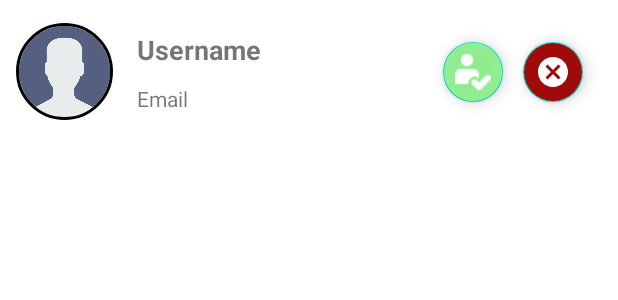
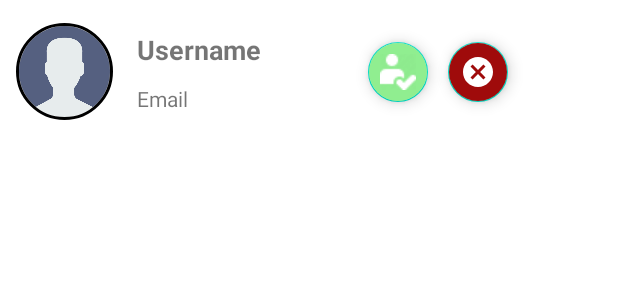
Before and after one commit to ShawonSUSTSWE/Chirper, an Android app: the layout sample_friend_request.xml on its own in the app's theme, with its tools: preview values and no code run, on a phone screen of 412 x 824 dp. Shown: the top 300 px of the screen. Run offline under Robolectric (Android 15) with nearby library versions, the phone set to English and light mode, and no system bars; Roboto replaces fonts that are not available here.

Commit message:
Friend Request Completed

```diff
--- a/app/src/main/java/com/example/chirper/Adapters/PeopleAdapter.java
+++ b/app/src/main/java/com/example/chirper/Adapters/PeopleAdapter.java
@@ -36,8 +36,6 @@ public class PeopleAdapter extends RecyclerView.Adapter<PeopleAdapter.ViewHolder
 
     ArrayList<Users> people_list;
     Context mContext;
-    private FirebaseDatabase mFirebaseDatabase;
-    private FirebaseAuth mFirebaseAuth;
 
     public PeopleAdapter(ArrayList<Users> people_list, Context context) {
         this.people_list = people_list;
@@ -49,8 +47,6 @@ public class PeopleAdapter extends RecyclerView.Adapter<PeopleAdapter.ViewHolder
     @Override
     public ViewHolder onCreateViewHolder(@NonNull @NotNull ViewGroup parent, int viewType) {
 
-        mFirebaseDatabase = FirebaseDatabase.getInstance("https://chirper-f0c29-default-rtdb.asia-southeast1.firebasedatabase.app/");
-        mFirebaseAuth = FirebaseAuth.getInstance();
         View view = LayoutInflater.from(mContext).inflate(R.layout.sample_people,parent,false);
         return new ViewHolder(view);
 
--- a/app/src/main/java/com/example/chirper/Fragments/PeopleFragment.java
+++ b/app/src/main/java/com/example/chirper/Fragments/PeopleFragment.java
@@ -38,7 +38,6 @@ public class PeopleFragment extends Fragment {
     FragmentPeopleBinding mFragmentPeopleBinding;
     ArrayList<Users> list = new ArrayList<>();
     FirebaseDatabase mFirebaseDatabase;
-    private DatabaseReference mDatabaseReferenceforFriendStatus;
     FirebaseAuth mFirebaseAuth;
     FirebaseUser mFirebaseUser;
 
@@ -59,7 +58,6 @@ public class PeopleFragment extends Fragment {
         mFirebaseAuth = FirebaseAuth.getInstance();
         mFirebaseUser = mFirebaseAuth.getCurrentUser();
         mFirebaseDatabase = FirebaseDatabase.getInstance("https://chirper-f0c29-default-rtdb.asia-southeast1.firebasedatabase.app/");
-        mDatabaseReferenceforFriendStatus = mFirebaseDatabase.getReference("Friend_req/"+mFirebaseUser.getUid());
         mFirebaseDatabase.getReference().child("Users").addValueEventListener(new ValueEventListener() {
             @Override
             public void onDataChange(@NonNull @NotNull DataSnapshot snapshot) {
--- a/app/src/main/res/layout/fragment_requests.xml
+++ b/app/src/main/res/layout/fragment_requests.xml
@@ -6,7 +6,7 @@
     tools:context=".Fragments.RequestsFragment">
 
     <androidx.recyclerview.widget.RecyclerView
-        android:id="@+id/peopleRecyclerview"
+        android:id="@+id/requestRecyclerview"
         android:layout_width="match_parent"
         android:layout_height="match_parent">
 
--- a/app/src/main/res/layout/sample_friend_request.xml
+++ b/app/src/main/res/layout/sample_friend_request.xml
@@ -8,7 +8,7 @@
 
     <de.hdodenhof.circleimageview.CircleImageView
         xmlns:app="http://schemas.android.com/apk/res-auto"
-        android:id="@+id/profile_image"
+        android:id="@+id/profile_image_req"
         android:layout_width="75dp"
         android:layout_gravity="center"
         android:layout_height="75dp"
@@ -26,26 +26,26 @@
         android:gravity="center_vertical"
         android:orientation="vertical">
         <TextView
-            android:layout_width="200dp"
+            android:layout_width="150dp"
             android:layout_height="wrap_content"
-            android:id="@+id/userNamepeople"
+            android:id="@+id/userNamereq"
             android:text="Username"
             android:textSize="18sp"
             android:textStyle="bold"
             android:maxLines="1"
-            android:maxWidth="200dp"
+            android:maxWidth="150dp"
             android:ellipsize="end"
             android:paddingTop="5dp"
             android:paddingBottom="5dp"
             android:layout_marginLeft="5dp"
             android:paddingLeft="5dp"/>
         <TextView
-            android:layout_width="200dp"
+            android:layout_width="150dp"
             android:layout_height="wrap_content"
-            android:id="@+id/peopleemail"
+            android:id="@+id/reqemail"
             android:text="Email"
             android:maxLines="1"
-            android:maxWidth="200dp"
+            android:maxWidth="150dp"
             android:ellipsize="end"
             android:paddingTop="5dp"
             android:paddingBottom="5dp"
```
Also changed, not shown: app/src/main/java/com/example/chirper/Adapters/RequestsAdapter.java (+71 -2 lines), app/src/main/java/com/example/chirper/Fragments/RequestsFragment.java (+76 -42 lines).
